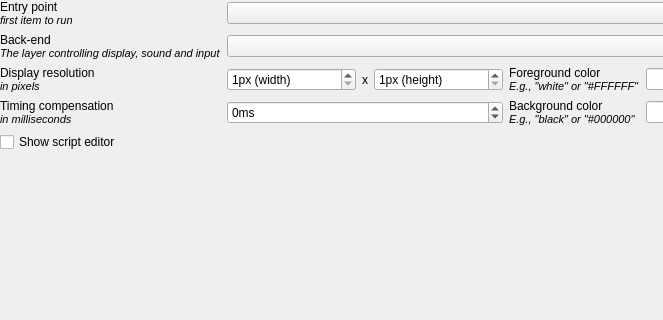
Qt form resources/general_widget.ui (open-cogsci/OpenSesame) before a commit; both pictures show x 0 to 663 and y 0 to 320 of the 775 by 580 pixel window.
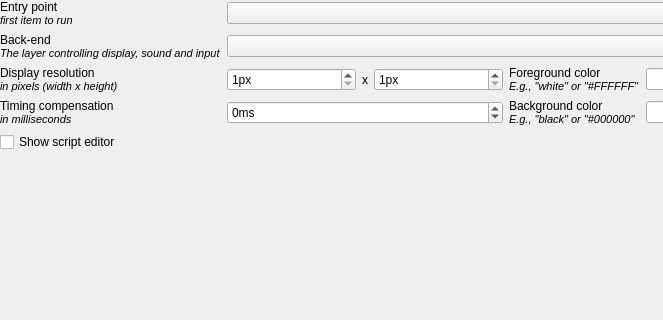
The same form after that commit. Icons and pictures are not drawn.

```diff
--- a/resources/general_widget.ui
+++ b/resources/general_widget.ui
@@ -56,7 +56,7 @@
 p, li { white-space: pre-wrap; }
 &lt;/style&gt;&lt;/head&gt;&lt;body style=&quot; font-family:'Ubuntu'; font-size:9pt; font-weight:400; font-style:normal;&quot;&gt;
 &lt;p style=&quot; margin-top:0px; margin-bottom:0px; margin-left:0px; margin-right:0px; -qt-block-indent:0; text-indent:0px;&quot;&gt;Display resolution&lt;/p&gt;
-&lt;p style=&quot; margin-top:0px; margin-bottom:0px; margin-left:0px; margin-right:0px; -qt-block-indent:0; text-indent:0px;&quot;&gt;&lt;span style=&quot; font-size:8pt; font-style:italic;&quot;&gt;in pixels&lt;/span&gt;&lt;/p&gt;&lt;/body&gt;&lt;/html&gt;</string>
+&lt;p style=&quot; margin-top:0px; margin-bottom:0px; margin-left:0px; margin-right:0px; -qt-block-indent:0; text-indent:0px;&quot;&gt;&lt;span style=&quot; font-size:8pt; font-style:italic;&quot;&gt;in pixels (width x height)&lt;/span&gt;&lt;/p&gt;&lt;/body&gt;&lt;/html&gt;</string>
         </property>
        </widget>
       </item>
@@ -66,7 +66,7 @@
          <string>The display resolution (width) in pixels</string>
         </property>
         <property name="suffix">
-         <string>px (width)</string>
+         <string>px</string>
         </property>
         <property name="minimum">
          <number>1</number>
@@ -82,7 +82,7 @@
          <string>The display resolution (height) in pixels</string>
         </property>
         <property name="suffix">
-         <string>px (height)</string>
+         <string>px</string>
         </property>
         <property name="minimum">
          <number>1</number>
```
